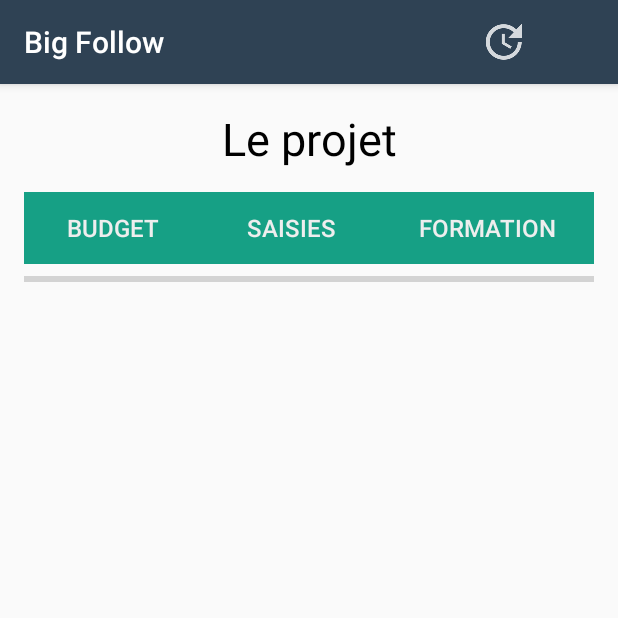
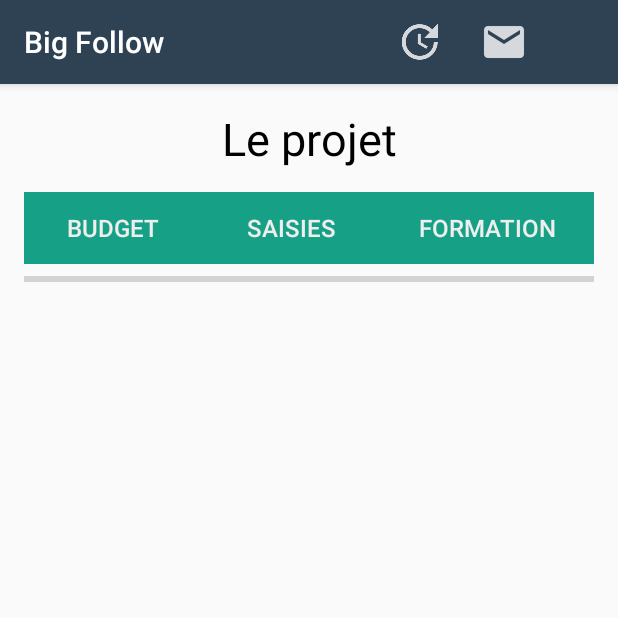
Before and after one commit to lauriencls/BigFollow, an Android app: the ActivityDetailsProjet screen opened directly, with no data from a screen before it, on a phone screen of 412 x 824 dp, the top half of it. Run offline under Robolectric (Android 15) with nearby library versions, the phone set to English and light mode, and no system bars; libraries missing offline, so code that uses them is left out: com.itextpdf.text; pictures from the network do not load.

Commit message:
Ajout des pdf avec bugs

```diff
--- a/app/build.gradle
+++ b/app/build.gradle
@@ -59,7 +59,10 @@ sonarRunner {
 
 repositories {
     jcenter()
-    maven { url "https://oss.sonatype.org/content/repositories/snapshots/" }
+    mavenCentral()
+    maven { url "https://oss.sonatype.org/content/repositories/snapshots/"
+    }
+
 }
 dependencies {
     //compile fileTree(include: ['*.jar'], dir: 'libs')
@@ -88,6 +91,7 @@ dependencies {
     compile 'com.google.android.gms:play-services-drive:11.8.0'
     compile 'com.android.support.constraint:constraint-layout:1.0.0-beta4'
     compile 'org.jetbrains:annotations-java5:15.0'
+    compile 'com.itextpdf:itextg:5.5.10'
     testCompile 'junit:junit:4.12'
 }
 apply plugin: 'com.google.gms.google-services'
--- a/app/src/main/AndroidManifest.xml
+++ b/app/src/main/AndroidManifest.xml
@@ -6,6 +6,10 @@
     <uses-permission android:name="android.permission.GET_ACCOUNTS" />
     <uses-permission android:name="android.permission.USE_CREDENTIALS" />
     <uses-permission android:name="android.permission.ACCESS_NETWORK_STATE" />
+    <uses-permission android:name="android.permission.WRITE_EXTERNAL_STORAGE" />
+    <uses-permission android:name="android.permission.READ_INTERNAL_STORAGE"/>
+    <uses-permission android:name="android.permission.WRITE_INTERNAL_STORAGE"/>
+
 
 
 
--- a/app/src/main/res/menu/initial_utilisateur.xml
+++ b/app/src/main/res/menu/initial_utilisateur.xml
@@ -20,5 +20,14 @@
             android:orientation="vertical"
             android:title=""
             app:showAsAction="always" />
+        <item
+            android:id="@+id/envoyer_mail"
+            android:layout_width="fill_parent"
+            android:layout_height="fill_parent"
+            android:icon="@drawable/ic_action_mail"
+            android:orderInCategory="1"
+            android:orientation="vertical"
+            android:title=""
+            app:showAsAction="always" />
 
 </menu>
```
Also changed, not shown: app/src/main/java/miage/fr/gestionprojet/outils/factories/MailFactory.java (added, +25 -0 lines), app/src/main/java/miage/fr/gestionprojet/outils/factories/PdfFactory.java (added, +40 -0 lines), app/src/main/java/miage/fr/gestionprojet/vues/ActivityDetailsProjet.java (+15 -0 lines), app/src/main/res/drawable-hdpi/ic_action_mail.png (added), app/src/main/res/drawable-mdpi/ic_action_mail.png (added), app/src/main/res/drawable-xhdpi/ic_action_mail.png (added), app/src/main/res/drawable-xxhdpi/ic_action_mail.png (added).
